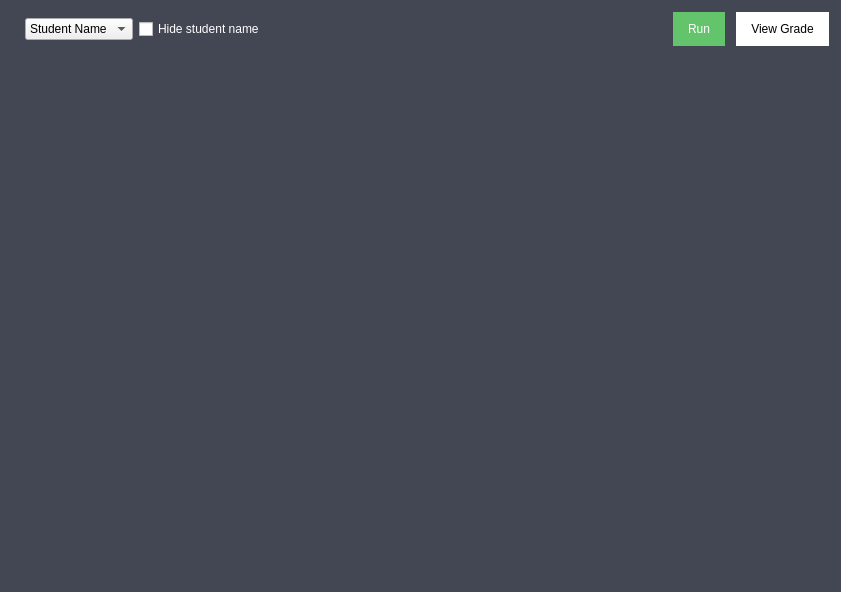
Qt form TurboGrade/ui/gradesubmission.ui (wassgha/TurboGrade) before a commit.
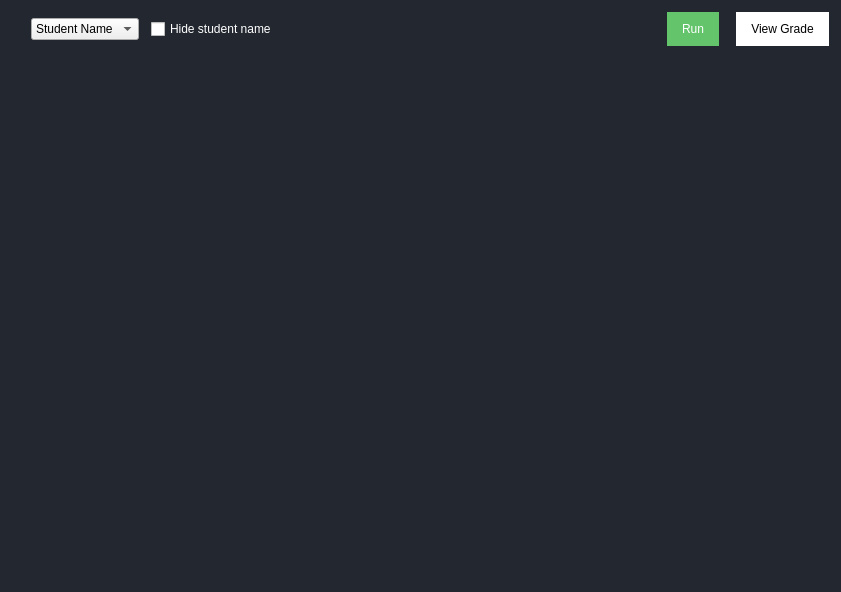
The same form after that commit. Icons and pictures are not drawn.

Commit message: UI Improvements (dark theme)

Diff of the .ui file:
```diff
--- a/TurboGrade/ui/gradesubmission.ui
+++ b/TurboGrade/ui/gradesubmission.ui
@@ -16,14 +16,15 @@
   <property name="styleSheet">
    <string notr="true">QWidget#GradeSubmission {
        /* background: rgb(55, 64, 80); */
-	background: #434653;
+	/* background: #434653;*/
+	background: #232730;
 }
 
 QCheckBox#hideName {
         color: white;
 }
 
-#run, #toggle {
+QPushButton#run, QPushButton#toggle {
 	padding: 10px;
 	padding-left: 15px;
 	padding-right: 15px;
@@ -32,29 +33,47 @@
 	margin-left : 5px;
 }
 
-#run {
+QPushButton#run {
 	color: white;
 	background: #63c46b;
 }</string>
   </property>
   <layout class="QVBoxLayout" name="verticalLayout">
+   <property name="spacing">
+    <number>0</number>
+   </property>
    <property name="leftMargin">
-    <number>12</number>
+    <number>0</number>
    </property>
    <property name="topMargin">
-    <number>12</number>
+    <number>0</number>
    </property>
    <property name="rightMargin">
-    <number>12</number>
+    <number>0</number>
    </property>
    <property name="bottomMargin">
-    <number>12</number>
+    <number>0</number>
    </property>
    <item>
     <layout class="QHBoxLayout" name="horizontalLayout_4">
+     <property name="spacing">
+      <number>12</number>
+     </property>
      <property name="sizeConstraint">
       <enum>QLayout::SetDefaultConstraint</enum>
      </property>
+     <property name="leftMargin">
+      <number>12</number>
+     </property>
+     <property name="topMargin">
+      <number>12</number>
+     </property>
+     <property name="rightMargin">
+      <number>12</number>
+     </property>
+     <property name="bottomMargin">
+      <number>12</number>
+     </property>
      <item>
       <widget class="QLabel" name="logo">
        <property name="sizePolicy">
```
The commit also changes 7 other files.
